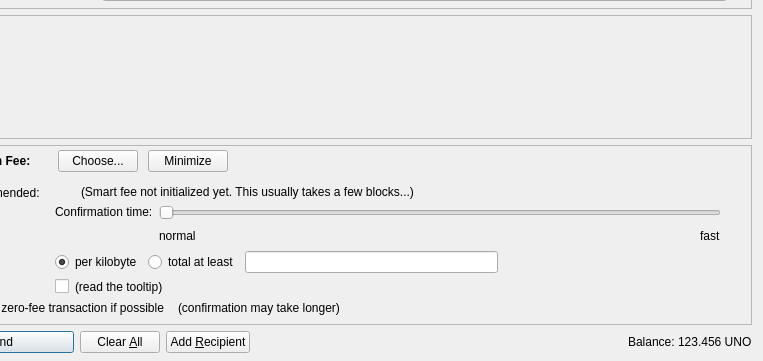
unobtanium-official/Unobtanium, file src/qt/forms/sendcoinsdialog.ui: the form before one commit; both pictures show x 87 to 850 and y 165 to 526 of the 850 by 526 pixel window.
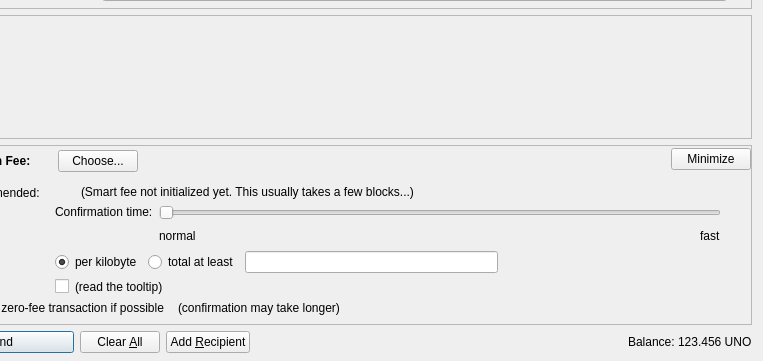
The form after the commit. Icons and pictures are not drawn. Custom widgets are drawn as their Qt base class.

Commit message:
[UNIFYING][CORE]Re-position Fee dialog minimise button away from "Transaction Fee"
Re-position Fee dialog minimise button away from "Transaction Fee".

```diff
--- a/src/qt/forms/sendcoinsdialog.ui
+++ b/src/qt/forms/sendcoinsdialog.ui
@@ -771,16 +771,6 @@
                 </property>
                </widget>
               </item>
-              <item>
-               <widget class="QPushButton" name="buttonMinimizeFee">
-                <property name="toolTip">
-                 <string>collapse fee-settings</string>
-                </property>
-                <property name="text">
-                 <string>Minimize</string>
-                </property>
-               </widget>
-              </item>
              </layout>
             </item>
             <item>
@@ -811,6 +801,16 @@
             </property>
            </spacer>
           </item>
+          <item>
+            <widget class="QPushButton" name="buttonMinimizeFee">
+              <property name="toolTip">
+                <string>collapse fee-settings</string>
+                </property>
+                <property name="text">
+                <string>Minimize</string>
+                </property>
+              </widget>
+            </item>
          </layout>
         </item>
         <item>
```
